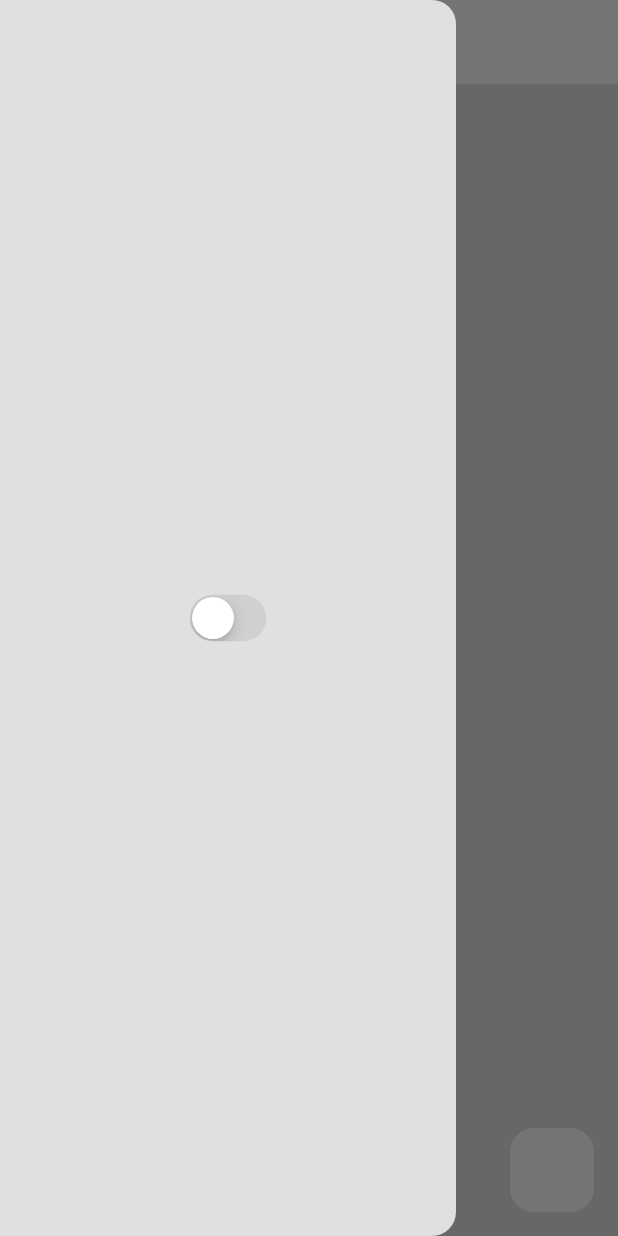
After one commit to Luisasio/minimal_habit_tracker_luis_ake, a Flutter app: the screen it shows after launch, with the side drawer open, on a phone screen of 412 x 824 dp. The commit adds this screen. Run offline on Flutter 3.47's test engine with Material 3 defaults, Android fonts, the phone set to English and light mode, and no system bars; our stand-ins replace isar; accounts and stored records are empty; generated files the repository leaves out were written again; statements that could not run were skipped.

Commit message:
mostrar_datos_Bd

```diff
--- /dev/null
+++ b/lib/components/my_drawer.dart
@@ -0,0 +1,24 @@
+import 'package:flutter/cupertino.dart';
+import 'package:flutter/material.dart';
+import 'package:minimal_habit_tracker_luis_ake/theme/theme_provider.dart';
+import 'package:provider/provider.dart';
+
+class MyDrawer extends StatelessWidget {
+  const MyDrawer({super.key});
+
+  @override
+  Widget build(BuildContext context) {
+    return Drawer(
+        // ignore: deprecated_member_use
+        backgroundColor: Theme.of(context).colorScheme.background,
+        child: Center(
+          child: CupertinoSwitch(
+            value: Provider.of<ThemeProvider>(context).isDarkMode,
+            onChanged: (value) =>
+                Provider.of<ThemeProvider>(context, listen: false)
+                    .toggleTheme(),
+          ),
+        ),
+      );
+  }
+}
--- a/lib/database/habit_database.dart
+++ b/lib/database/habit_database.dart
@@ -17,7 +17,8 @@ class HabitDatabase extends ChangeNotifier{
   // I N I C I A L I Z A R - B A S E D E D A T O S
   static Future<void> initialize() async {
     final dir = await getApplicationDocumentsDirectory();
-      isar = await Isar.open([HabitSchema, AppSettingsSchema],
+      isar = await Isar.open(
+      [HabitSchema, AppSettingsSchema],
       directory: dir.path,
      );
   }
--- a/lib/pages/home_page.dart
+++ b/lib/pages/home_page.dart
@@ -1,7 +1,11 @@
-import 'package:flutter/cupertino.dart';
 import 'package:flutter/material.dart';
-import 'package:minimal_habit_tracker_luis_ake/theme/theme_provider.dart';
+import 'package:flutter/rendering.dart';
+import 'package:minimal_habit_tracker_luis_ake/components/my_drawer.dart';
+import 'package:minimal_habit_tracker_luis_ake/database/habit_database.dart';
+import 'package:minimal_habit_tracker_luis_ake/models/habit.dart';
+import 'package:minimal_habit_tracker_luis_ake/util/habit_util.dart';
 import 'package:provider/provider.dart';
+
 
 class HomePage extends StatefulWidget {
   const HomePage({super.key});
@@ -11,22 +15,104 @@ class HomePage extends StatefulWidget {
 }
 
 class _HomePageState extends State<HomePage> {
+
+  @override
+  void initState() {
+
+    //leer los habitos existentes en el inicio de la app
+    Provider.of<HabitDatabase>(context, listen: false).readHabits();
+    super.initState();
+  }
+
+  //controlador de texto
+  final TextEditingController textControler= TextEditingController();
+
+  //crear un nuevo habito
+  void createNewHabit() {
+    showDialog(
+      context: context,
+      builder: (context) => AlertDialog(
+        content: TextField(
+          controller: textControler,
+          decoration: const InputDecoration(
+            hintText: "Crear un nuevo habito"
+          ),
+        ),
+        actions: [
+            //boton guardar
+            MaterialButton(onPressed: (){
+              //guardar el nuevo habito
+              String newHabitName = textControler.text;
+
+              //guaradar en la base de datos
+              context.read<HabitDatabase>().addHabit(newHabitName);
+
+              //caja pop
+              Navigator.pop(context);
+
+              //limpiar
+              textControler.clear();
+            },
+            child: const Text('guardar'),
+            ),
+
+            //boton cancelar
+            MaterialButton(onPressed: (){
+              //cerrar la caja
+              Navigator.pop(context);
+
+              //limpiar
+              textControler.clear();
+            },
+          child: const Text('Cancelar'),
+          )
+        ],
+      ),
+    );
+  }
+
+
   @override
   Widget build(BuildContext context) {
     return Scaffold(
+      // ignore: deprecated_member_use
+      backgroundColor: Theme.of(context).colorScheme.background,
       appBar: AppBar(),
-      drawer: Drawer(
-        // ignore: deprecated_member_use
-        backgroundColor: Theme.of(context).colorScheme.background,
-        child: Center(
-          child: CupertinoSwitch(
-            value: Provider.of<ThemeProvider>(context).isDarkMode,
-            onChanged: (value) =>
-                Provider.of<ThemeProvider>(context, listen: false).toggleTheme(),
-          ),
+      drawer: const MyDrawer(),
+      floatingActionButton: FloatingActionButton(
+        onPressed: createNewHabit,
+        elevation: 0,
+        backgroundColor: Theme.of(context).colorScheme.tertiary,
+        child: const Icon(Icons.add),
         ),
-      ),
+      body: _buildHabitList(),
     );
 
   }
+
+  //construir la lista de habitos
+  Widget _buildHabitList() {
+      //habito de la base de datos
+      final habitDatabase = context.watch<HabitDatabase>();
+
+      //habitos actuales
+      List<Habit> currentHabits = habitDatabase.currentHabits;
+
+      //retornar la lista de habitos en la interfaz
+      return ListView.builder(
+        itemCount: currentHabits.length,
+        itemBuilder: (context, index) {
+        //obener cada habito individual
+        final habit = currentHabits[index];
+
+        //verificar si el habito ha sido completado hoy
+        bool isCompletedToday = isHabitCompletedToday(habit.completedDays);
+
+        //devolver el habito a la interfaz
+        return ListTile(
+          title: Text(habit.name),
+        );
+      }
+    );
+  }
 }
```
Also changed, not shown: lib/util/habit_util.dart (added, +11 -0 lines), lib/components/my_habit_tile.dart (added).
